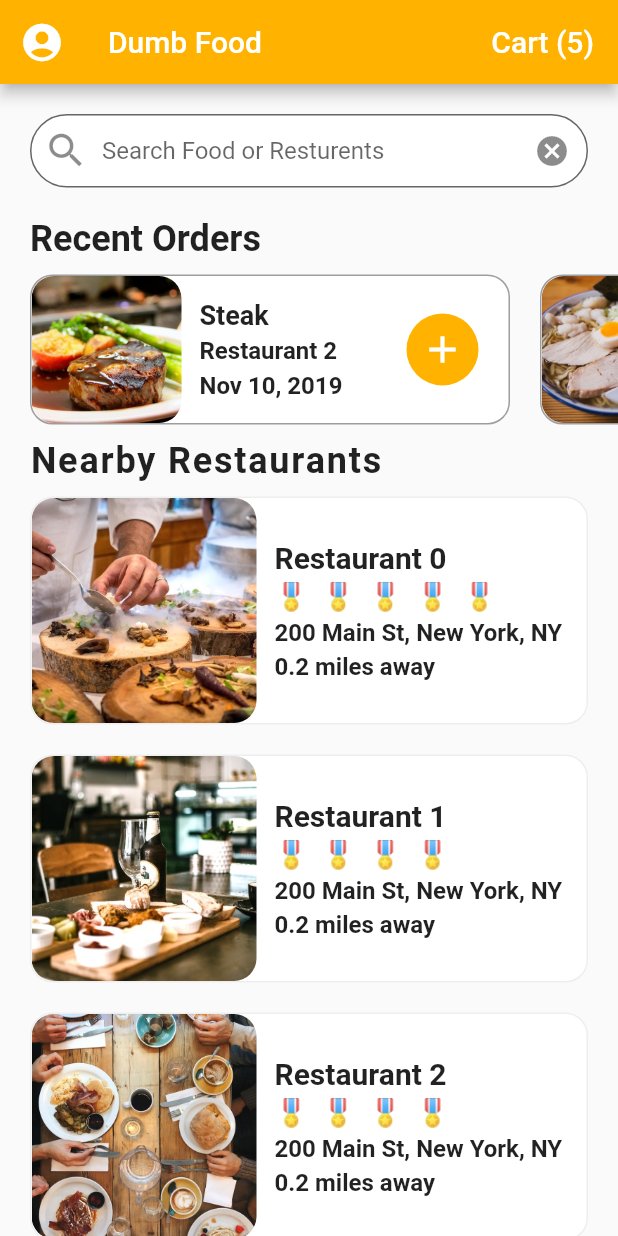
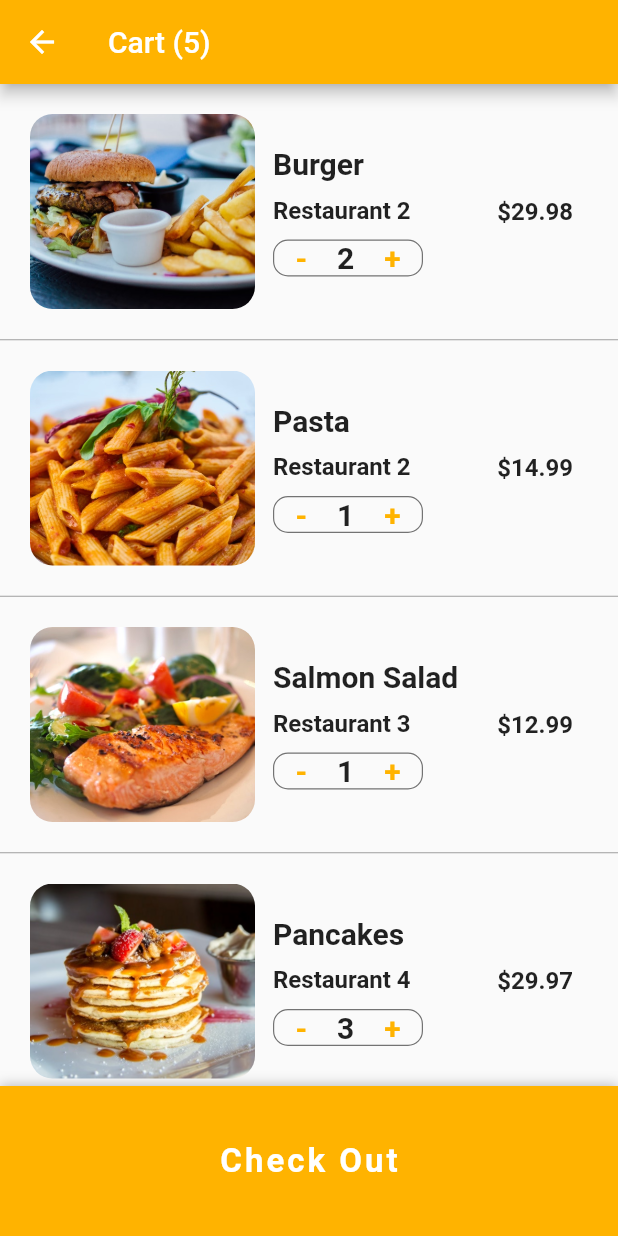
Before and after one commit to awajidm/dumbfood, a Flutter app: the screen it shows after launch, after a tap on an icon or button, on a phone screen of 412 x 824 dp. Run offline on Flutter 3.47's test engine with Material 2 defaults, Android fonts, the phone set to English and light mode, and no system bars.

Commit message:
added cart screen and its completed for now

```diff
--- /dev/null
+++ b/lib/screens/cart_screen.dart
@@ -0,0 +1,238 @@
+// ignore_for_file: deprecated_member_use, missing_required_param
+
+import 'package:flutter/material.dart';
+import 'package:flutter_food_delivery_ui/models/order.dart';
+import '../data/data.dart';
+
+class CartScreen extends StatefulWidget {
+  @override
+  _CartScreenState createState() => _CartScreenState();
+}
+
+class _CartScreenState extends State<CartScreen> {
+  _buildCartItem(Order order) {
+    return Container(
+      padding: EdgeInsets.all(20.0),
+      height: 170.0,
+      child: Row(
+        children: <Widget>[
+          Expanded(
+            child: Row(
+              children: <Widget>[
+                Container(
+                  width: 150.0,
+                  decoration: BoxDecoration(
+                    image: DecorationImage(
+                      image: AssetImage(order.food.imageUrl),
+                      fit: BoxFit.cover,
+                    ),
+                    borderRadius: BorderRadius.circular(15.0),
+                  ),
+                ),
+                Expanded(
+                  child: Container(
+                    margin: EdgeInsets.all(12.0),
+                    child: Column(
+                      mainAxisAlignment: MainAxisAlignment.center,
+                      crossAxisAlignment: CrossAxisAlignment.start,
+                      children: <Widget>[
+                        Text(
+                          order.food.name,
+                          style: TextStyle(
+                            fontWeight: FontWeight.bold,
+                            fontSize: 20.0,
+                          ),
+                          overflow: TextOverflow.ellipsis,
+                        ),
+                        SizedBox(
+                          height: 10.0,
+                        ),
+                        Text(
+                          order.restaurant.name,
+                          style: TextStyle(
+                            fontWeight: FontWeight.w600,
+                            fontSize: 16.0,
+                          ),
+                          overflow: TextOverflow.ellipsis,
+                        ),
+                        SizedBox(
+                          height: 10.0,
+                        ),
+                        Container(
+                          width: 100.0,
+                          decoration: BoxDecoration(
+                            borderRadius: BorderRadius.circular(10.0),
+                            border: Border.all(
+                              width: 0.8,
+                              color: Colors.black54,
+                            ),
+                          ),
+                          child: Row(
+                            mainAxisAlignment: MainAxisAlignment.center,
+                            children: <Widget>[
+                              GestureDetector(
+                                onTap: () {},
+                                child: Text(
+                                  "-",
+                                  style: TextStyle(
+                                    color: Theme.of(context).primaryColor,
+                                    fontSize: 20.0,
+                                    fontWeight: FontWeight.w600,
+                                  ),
+                                ),
+                              ),
+                              SizedBox(
+                                width: 20.0,
+                              ),
+                              Text(
+                                order.quantity.toString(),
+                                style: TextStyle(
+                                  fontSize: 20.0,
+                                  fontWeight: FontWeight.w600,
+                                ),
+                              ),
+                              SizedBox(
+                                width: 20.0,
+                              ),
+                              GestureDetector(
+                                onTap: () {},
+                                child: Text(
+                                  "+",
+                                  style: TextStyle(
+                                    color: Theme.of(context).primaryColor,
+                                    fontSize: 20.0,
+                                    fontWeight: FontWeight.w600,
+                                  ),
+                                ),
+                              )
+                            ],
+                          ),
+                        ),
+                      ],
+                    ),
+                  ),
+                ),
+              ],
+            ),
+          ),
+          Container(
+            margin: EdgeInsets.all(10.0),
+            child: Text(
+              '\$${order.food.price * order.quantity}',
+              style: TextStyle(
+                fontSize: 16.0,
+                fontWeight: FontWeight.w600,
+              ),
+            ),
+          )
+        ],
+      ),
+    );
+  }
+
+  @override
+  Widget build(BuildContext context) {
+    double totalPrice = 0;
+    currentUser.cart.forEach(
+        (Order order) => totalPrice += order.quantity * order.food.price);
+
+    return Scaffold(
+      appBar: AppBar(
+        title: Text('Cart (${currentUser.cart.length})'),
+        backgroundColor: Theme.of(context).primaryColor,
+      ),
+      body: ListView.separated(
+        itemCount: currentUser.cart.length + 1,
+        itemBuilder: (BuildContext context, int index) {
+          if (index < currentUser.cart.length) {
+            Order order = currentUser.cart[index];
+            return _buildCartItem(order);
+          }
+          return Padding(
+            padding: EdgeInsets.all(20.0),
+            child: Column(
+              children: <Widget>[
+                Row(
+                  mainAxisAlignment: MainAxisAlignment.spaceBetween,
+                  children: <Widget>[
+                    Text(
+                      "Estimated Delivery Time:",
+                      style: TextStyle(
+                        fontSize: 20.0,
+                        fontWeight: FontWeight.w600,
+                      ),
+                    ),
+                    Text(
+                      "25 min",
+                      style: TextStyle(
+                        fontSize: 20.0,
+                        fontWeight: FontWeight.w600,
+                      ),
+                    ),
+                  ],
+                ),
+                SizedBox(
+                  height: 10.0,
+                ),
+                Row(
+                  mainAxisAlignment: MainAxisAlignment.spaceBetween,
+                  children: <Widget>[
+                    Text(
+                      "Total Cost:",
+                      style: TextStyle(
+                        fontSize: 20.0,
+                        fontWeight: FontWeight.w600,
+                      ),
+                    ),
+                    Text(
+                      '\$${totalPrice.toStringAsFixed(2)}',
+                      style: TextStyle(
+                        color: Colors.green[700],
+                        fontSize: 20.0,
+                        fontWeight: FontWeight.w600,
+                      ),
+                    ),
+                  ],
+                ),
+                SizedBox(
+                  height: 80.0,
+                )
+              ],
+            ),
+          );
+        },
+        separatorBuilder: (BuildContext context, int index) {
+          return Divider(
+            height: 1.0,
+            color: Colors.grey,
+          );
+        },
+      ),
+      bottomSheet: Container(
+        height: 100.0,
+        width: MediaQuery.of(context).size.width,
+        decoration: BoxDecoration(
+          color: Theme.of(context).primaryColor,
+          boxShadow: [
+            BoxShadow(
+                color: Colors.black26, offset: Offset(0, -1), blurRadius: 6.0),
+          ],
+        ),
+        child: Center(
+          child: FlatButton(
+            child: Text(
+              'Check Out',
+              style: TextStyle(
+                color: Colors.white,
+                fontSize: 22.0,
+                fontWeight: FontWeight.bold,
+                letterSpacing: 2.0,
+              ),
+            ),
+            onPressed: () {},
+          ),
+        ),
+      ),
+    );
+  }
+}
--- a/lib/screens/home_screen.dart
+++ b/lib/screens/home_screen.dart
@@ -5,6 +5,7 @@ import 'package:flutter_food_delivery_ui/screens/resturant_screen.dart';
 import 'package:flutter_food_delivery_ui/widgets/recent_orders.dart';
 
 import '../widgets/rating_stars.dart';
+import 'cart_screen.dart';
 
 class HomeScreen extends StatefulWidget {
   @override
@@ -97,7 +98,8 @@ class _HomeScreenState extends State<HomeScreen> {
         actions: <Widget>[
           // ignore: deprecated_member_use
           FlatButton(
-              onPressed: () {},
+              onPressed: () => Navigator.push(
+                  context, MaterialPageRoute(builder: (_) => CartScreen())),
               child: Text(
                 'Cart (${currentUser.cart.length})',
                 style: TextStyle(color: Colors.white, fontSize: 20.0),
```
